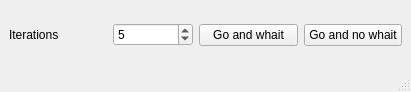
Old version of the form src/mainwindow.ui in the repository apalomer/progress_bar_crash_overflow_stack.
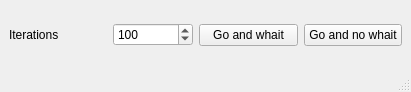
New version of the form.

What changed in the file:
```diff
--- a/src/mainwindow.ui
+++ b/src/mainwindow.ui
@@ -49,10 +49,10 @@
        </size>
       </property>
       <property name="maximum">
-       <number>100</number>
+       <number>200</number>
       </property>
       <property name="value">
-       <number>5</number>
+       <number>100</number>
       </property>
      </widget>
     </item>
```
